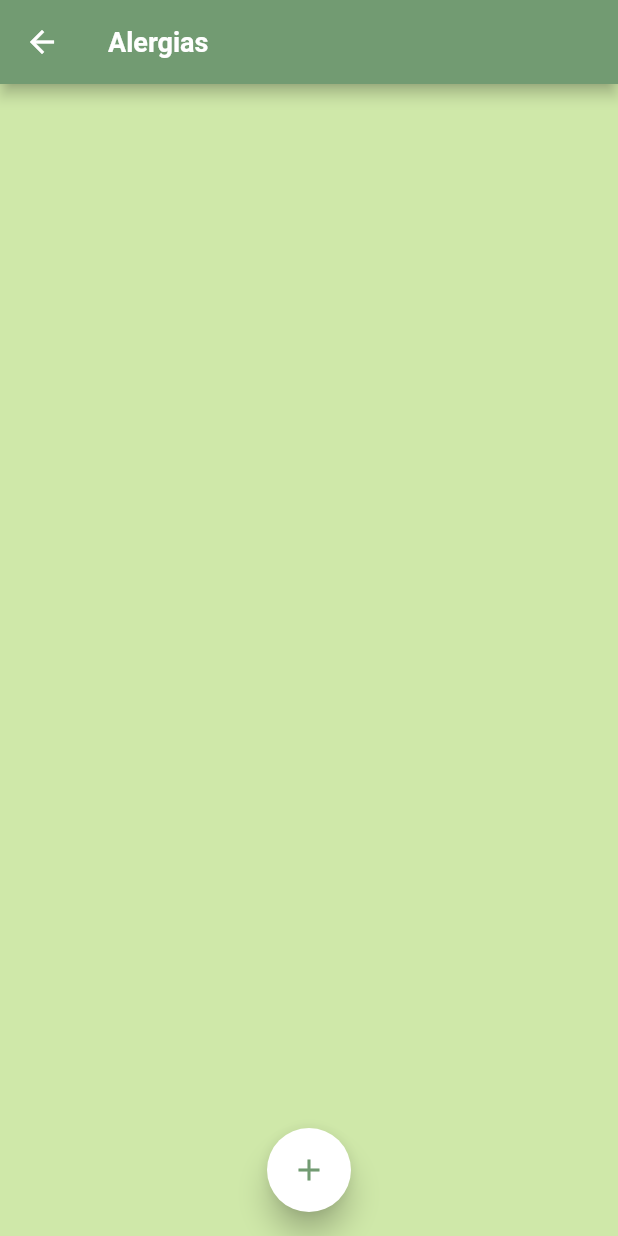
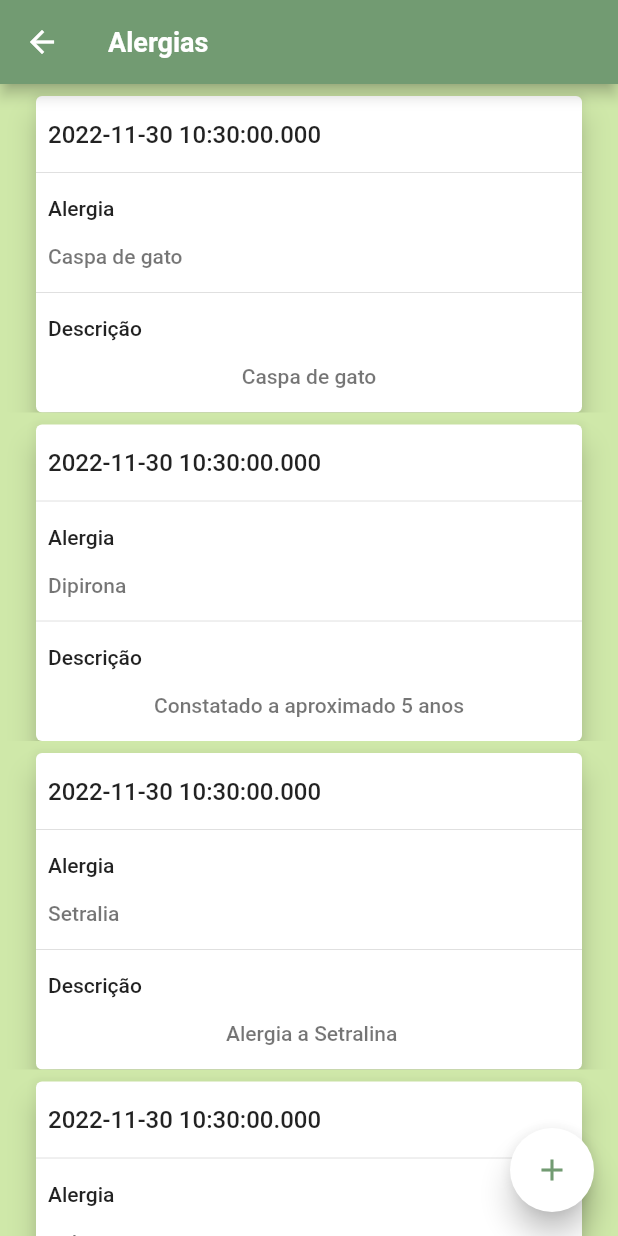
Before and after one commit to andreicampigotto/PDS2_Care-me, a Flutter app: the AllergiesScreen screen opened by its route, on a phone screen of 412 x 824 dp. Run offline on Flutter 3.47's test engine with Material 2 defaults, Android fonts, the light colour scheme and no system bars; network calls fail.

Commit message:
adjusted disease list and screen

```diff
--- a/lib/data/dummy_data.dart
+++ b/lib/data/dummy_data.dart
@@ -1,3 +1,4 @@
+import 'package:care/models/allergy.dart';
 import 'package:care/models/disease.dart';
 import 'package:care/models/drug.dart';
 
@@ -58,3 +59,30 @@ final DAMMY_DRUGS = [
     continuos: false,
   ),
 ];
+
+final DAMMY_ALLERGIES = [
+  Allergy(
+    allergyId: 'xx001',
+    name: 'Caspa de gato',
+    description: 'Caspa de gato',
+    date: DateTime.now(),
+  ),
+  Allergy(
+    allergyId: 'xx002',
+    name: 'Dipirona',
+    description: 'Constatado a aproximado 5 anos',
+    date: DateTime.now(),
+  ),
+  Allergy(
+    allergyId: 'xx003',
+    name: 'Setralia',
+    description: ' Alergia a Setralina',
+    date: DateTime.now(),
+  ),
+  Allergy(
+    allergyId: 'xx004',
+    name: 'polen',
+    description: 'polen de macieira',
+    date: DateTime.now(),
+  ),
+];
--- a/lib/main.dart
+++ b/lib/main.dart
@@ -4,6 +4,7 @@ import 'package:care/screens/diseases_screen.dart';
 import 'package:care/screens/start_screen.dart';
 import 'package:flutter/material.dart';
 import 'package:provider/provider.dart';
+import 'models/allergy_list.dart';
 import 'screens/allergies_screen.dart';
 import 'screens/drugs_screen.dart';
 import 'screens/new_appointment_screen.dart';
@@ -24,6 +25,9 @@ class _MyAppState extends State<Care> {
       providers: [
         ChangeNotifierProvider(
           create: (_) => DiseaseList(),
+        ),
+        ChangeNotifierProvider(
+          create: (_) => AllergyList(),
         ),
       ],
       child: MaterialApp(
--- a/lib/models/allergy.dart
+++ b/lib/models/allergy.dart
@@ -1,4 +1,6 @@
-class Allergy {
+import 'package:flutter/material.dart';
+
+class Allergy with ChangeNotifier {
   final String allergyId;
   final String name;
   final String description;
--- /dev/null
+++ b/lib/models/allergy_list.dart
@@ -0,0 +1,20 @@
+import 'package:care/models/allergy.dart';
+import 'package:flutter/foundation.dart';
+import '../data/dummy_data.dart';
+
+class AllergyList with ChangeNotifier {
+  final List<Allergy> _items = DAMMY_ALLERGIES;
+
+  List<Allergy> get items => [..._items];
+
+  int get allergiesCount {
+    return _items.length;
+  }
+
+  void addAllergy(Allergy allergy) {
+    _items.add(allergy);
+    notifyListeners();
+  }
+
+  void loadAllergy() {}
+}
--- a/lib/screens/allergies_screen.dart
+++ b/lib/screens/allergies_screen.dart
@@ -1,7 +1,9 @@
-import 'package:care/models/allergy.dart';
+import 'package:care/widgets/default_form.dart';
 import 'package:flutter/material.dart';
-
-import '../widgets/default_form.dart';
+import 'package:provider/provider.dart';
+import '../models/allergy.dart';
+import '../models/allergy_list.dart';
+import '../widgets/allergy_card.dart';
 
 class AllergiesScreen extends StatefulWidget {
   const AllergiesScreen({super.key});
@@ -38,9 +40,22 @@ class _AllergiesScreenState extends State<AllergiesScreen> {
 
   @override
   Widget build(BuildContext context) {
+    final provider = Provider.of<AllergyList>(
+      context,
+      listen: true,
+    );
+    final List<Allergy> loadedAllergies = provider.items;
+
     return Scaffold(
       appBar: AppBar(
-        title: const Text('Alergias'),
+        title: Text('Alergias'),
+      ),
+      body: ListView.builder(
+        itemCount: loadedAllergies.length,
+        itemBuilder: (context, i) => ChangeNotifierProvider.value(
+          value: loadedAllergies[i],
+          child: const AllergyCard(),
+        ),
       ),
       floatingActionButton: FloatingActionButton(
         elevation: 8,
@@ -55,7 +70,7 @@ class _AllergiesScreenState extends State<AllergiesScreen> {
         ),
         onPressed: () => (_openTransActionFormModal(context)),
       ),
-      floatingActionButtonLocation: FloatingActionButtonLocation.centerFloat,
+      floatingActionButtonLocation: FloatingActionButtonLocation.endFloat,
     );
   }
 }
--- /dev/null
+++ b/lib/widgets/allergy_card.dart
@@ -0,0 +1,96 @@
+import 'package:care/models/allergy.dart';
+import 'package:flutter/material.dart';
+import 'package:provider/provider.dart';
+
+class AllergyCard extends StatelessWidget {
+  const AllergyCard({super.key});
+
+  @override
+  Widget build(BuildContext context) {
+    final allergy = Provider.of<Allergy>(
+      context,
+      listen: false,
+    );
+    return ClipRRect(
+      child: Card(
+        elevation: 8,
+        margin: const EdgeInsets.only(
+          left: 24,
+          right: 24,
+          top: 8,
+        ),
+        child: Column(
+          children: [
+            SizedBox(height: 8),
+            Padding(
+              padding: const EdgeInsets.all(8.0),
+              child: Row(
+                textDirection: TextDirection.ltr,
+                children: [
+                  Text(
+                    allergy.date.toString(),
+                    style: TextStyle(fontSize: 16),
+                  ),
+                ],
+              ),
+            ),
+            const Divider(),
+            Padding(
+              padding: const EdgeInsets.all(8.0),
+              child: Row(
+                textDirection: TextDirection.ltr,
+                children: [
+                  Text('Alergia'),
+                ],
+              ),
+            ),
+            Padding(
+              padding: const EdgeInsets.all(8.0),
+              child: Row(
+                textDirection: TextDirection.ltr,
+                children: [
+                  Flexible(
+                    child: Text(
+                      allergy.name,
+                      style:
+                          const TextStyle(fontSize: 14, color: Colors.black54),
+                    ),
+                  ),
+                ],
+              ),
+            ),
+            const Divider(),
+            Padding(
+              padding: const EdgeInsets.all(8.0),
+              child: Row(
+                textDirection: TextDirection.ltr,
+                children: [
+                  Text('Descrição'),
+                ],
+              ),
+            ),
+            Padding(
+              padding: const EdgeInsets.all(8.0),
+              child: Row(
+                mainAxisAlignment: MainAxisAlignment.spaceEvenly,
+                crossAxisAlignment: CrossAxisAlignment.start,
+                children: [
+                  Flexible(
+                    child: Text(
+                      overflow: TextOverflow.clip,
+                      allergy.description,
+                      style:
+                          const TextStyle(fontSize: 14, color: Colors.black54),
+                      maxLines: 5,
+                    ),
+                  ),
+                ],
+              ),
+            ),
+            const SizedBox(height: 8),
+          ],
+        ),
+      ),
+    );
+  }
+}
```
Also changed, not shown: lib/models/disease_list.dart (+61 -4 lines), lib/screens/diseases_screen.dart (+22 -19 lines), lib/widgets/allergy_item.dart (added, +10 -0 lines), lib/widgets/disease_card.dart (added, +96 -0 lines), lib/widgets/disease_item.dart (+86 -3 lines), lib/widgets/drug_card.dart (added), lib/widgets/drug_item.dart (added).
